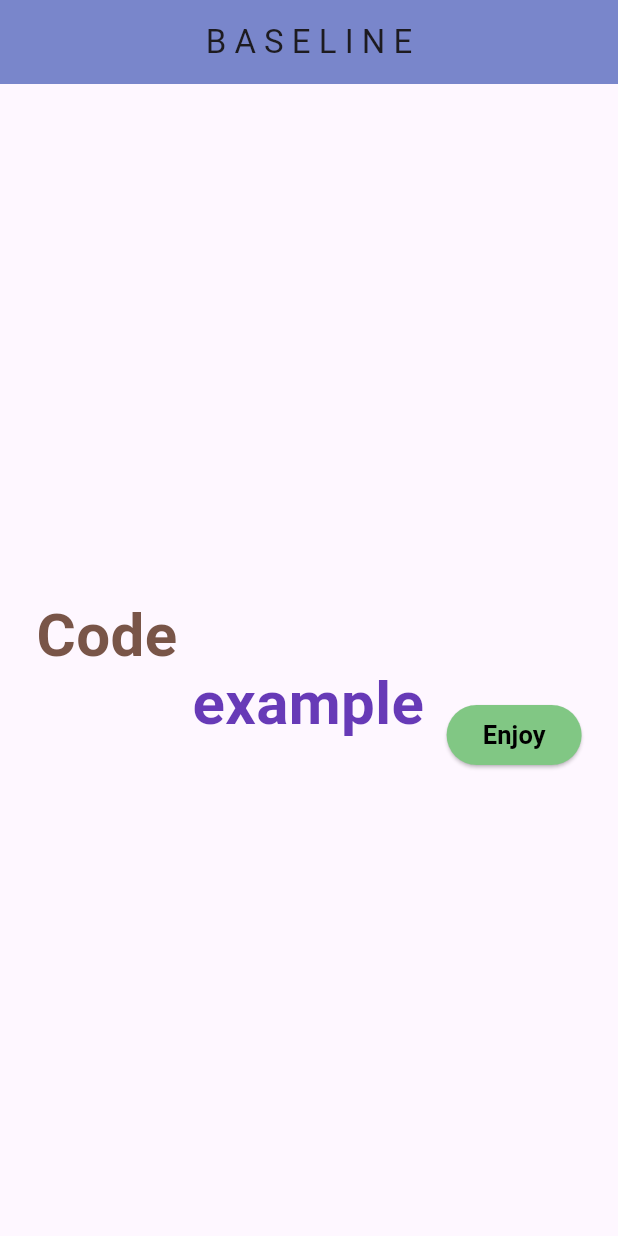
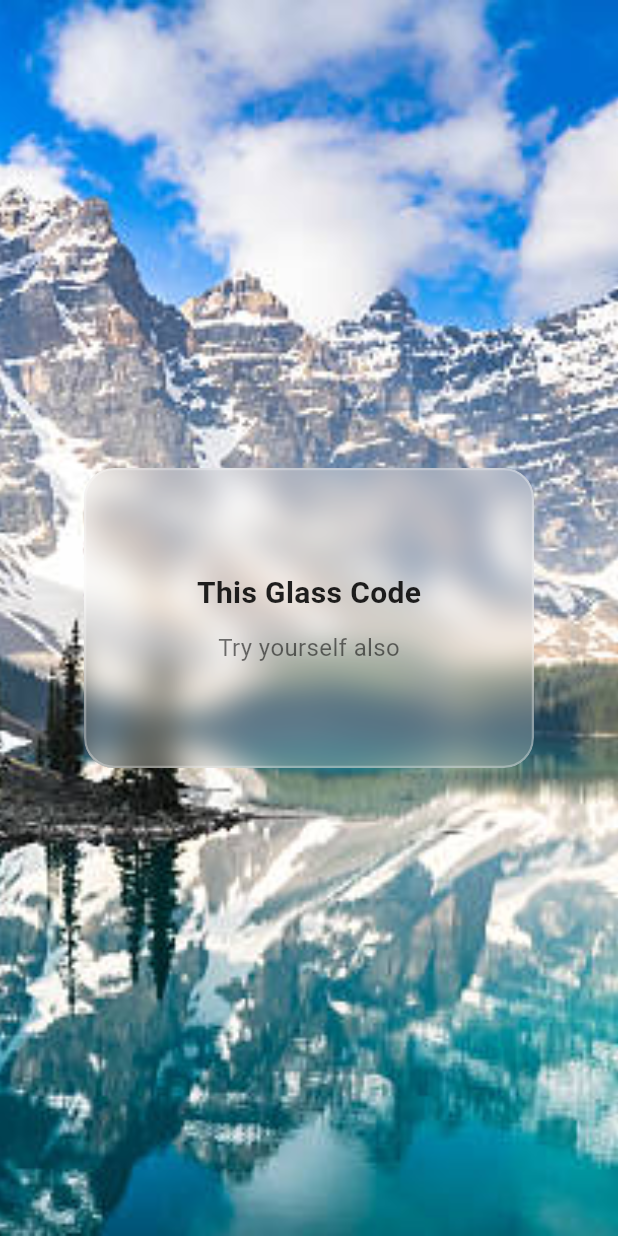
Before and after one commit to azizbekyokhubov1999/flutter_widgets_training, a Flutter app: the screen it shows after launch, on a phone screen of 412 x 824 dp. Run offline on Flutter 3.47's test engine with Material 3 defaults, Android fonts, the phone set to English and light mode, and no system bars; our stand-ins replace animated_text_kit, another_carousel_pro, avatar_glow, convex_bottom_bar, country_picker, curved_navigation_bar and 19 more; missing offline and left inert: syncfusion_flutter_pdfviewer.

Commit message:
Fl-Widget training 88 - Making Glassmorphism with BackDropFilter

```diff
--- a/lib/main.dart
+++ b/lib/main.dart
@@ -2,6 +2,7 @@ import 'package:flutter/material.dart';
 import 'package:flutter_widgets_training/pages/animated_gridview.dart';
 import 'package:flutter_widgets_training/pages/animated_text.dart';
 import 'package:flutter_widgets_training/pages/animated_text_kit.dart';
+import 'package:flutter_widgets_training/pages/back_drop_filter_glassmorhism.dart';
 import 'package:flutter_widgets_training/pages/baseline_widget.dart';
 import 'package:flutter_widgets_training/pages/constrained_box.dart';
 import 'package:flutter_widgets_training/pages/convex_bottom_nav_bar.dart';
@@ -113,7 +114,7 @@ class MyApp extends StatelessWidget {
       theme: ThemeData(
         useMaterial3: true
       ),
-      home: MyBaseLineWidget(),
+      home: MyBackDropFilter(),
 
     );
   }
--- /dev/null
+++ b/lib/pages/back_drop_filter_glassmorhism.dart
@@ -0,0 +1,69 @@
+import 'dart:ui';
+
+import 'package:flutter/material.dart';
+
+class MyBackDropFilter extends StatelessWidget {
+  const MyBackDropFilter({super.key});
+
+  @override
+  Widget build(BuildContext context) {
+    return Scaffold(
+      body: Stack(
+        children: [
+          Container(
+            decoration: BoxDecoration(
+              image: DecorationImage(
+                  image: AssetImage("assets/images/nature3.jpg"),
+                fit: BoxFit.cover
+              )
+            ),
+          ),
+
+          Center(
+            child: ClipRRect(
+              borderRadius: BorderRadius.circular(20),
+              child: BackdropFilter(
+                filter: ImageFilter.blur(
+                  sigmaX: 10,
+                  sigmaY: 10,
+                ),
+                child: Container(
+                  width: 300,
+                  height: 200,
+                  decoration: BoxDecoration(
+                    color: Colors.white.withOpacity(0.2),
+                    borderRadius: BorderRadius.circular(20),
+                    border: Border.all(
+                      color:  Colors.white.withOpacity(0.3),
+                      width: 1.5
+                    )
+                  ),
+                  child: Column(
+                    mainAxisAlignment: MainAxisAlignment.center,
+                    children: [
+                      Text("This Glass Code",
+                      style: TextStyle(
+                        fontSize: 20,
+                        fontWeight: FontWeight.bold,
+                        color: Colors.black87
+                      ),
+                      ),
+                      SizedBox(height: 10),
+                      Text("Try yourself also",
+                        style: TextStyle(
+                            fontSize: 16,
+                            fontWeight: FontWeight.w400,
+                            color: Colors.black54
+                        ),
+                      ),
+                    ],
+                  ),
+                ),
+              ),
+            ),
+          )
+        ],
+      ),
+    );
+  }
+}
```
